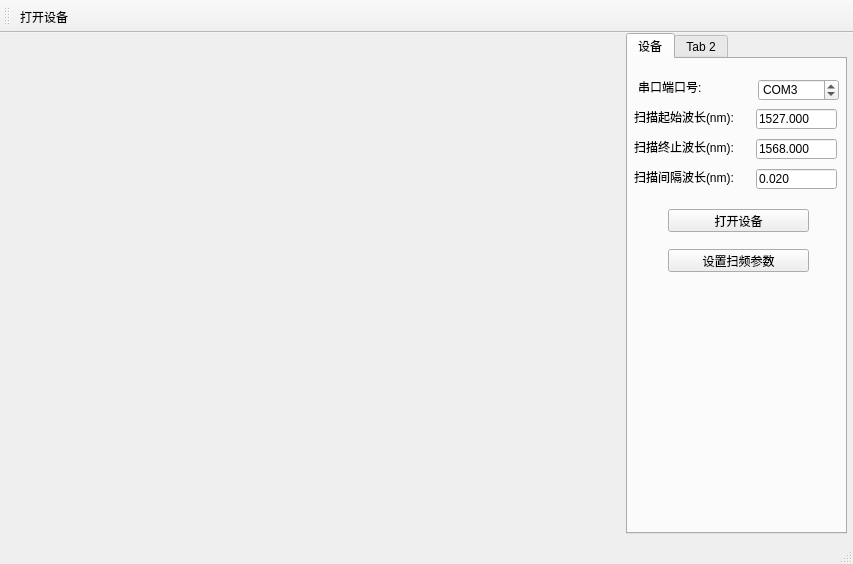
Above: FBGsensor/fbgsensor.ui from gao5254/FBGsensor before the change. Below: the same form after it.
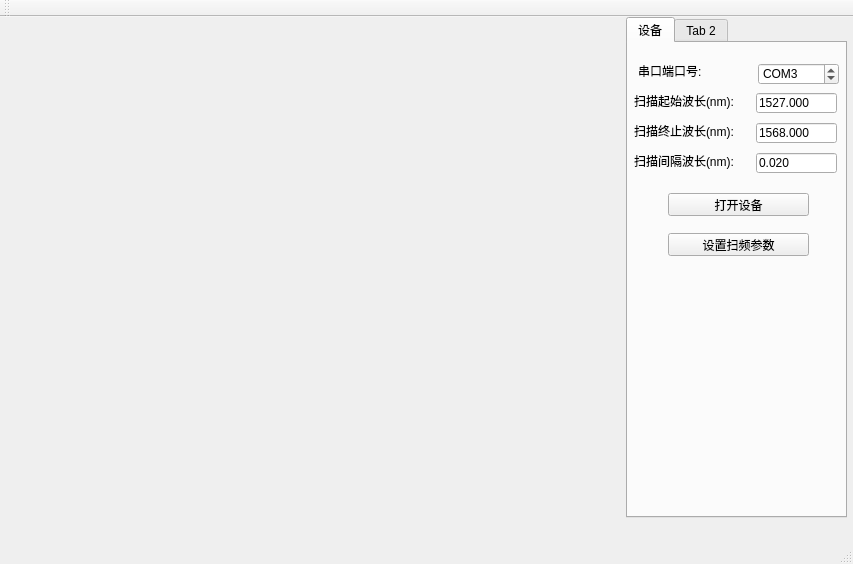
That is the form after the change.

Commit message: 编写界面实现2

Patch:
```diff
--- a/FBGsensor/fbgsensor.ui
+++ b/FBGsensor/fbgsensor.ui
@@ -129,6 +129,9 @@
       <property name="text">
        <string>打开设备</string>
       </property>
+      <property name="checkable">
+       <bool>true</bool>
+      </property>
      </widget>
      <widget class="QPushButton" name="setParaBtn">
       <property name="geometry">
@@ -210,7 +213,6 @@
    <attribute name="toolBarBreak">
     <bool>false</bool>
    </attribute>
-   <addaction name="openDeviceAct"/>
   </widget>
   <widget class="QStatusBar" name="statusBar"/>
   <action name="openDeviceAct">
```
Left out of the diff: 19 changed lines with no effect on the pictures. The commit also changes 6 other files.
